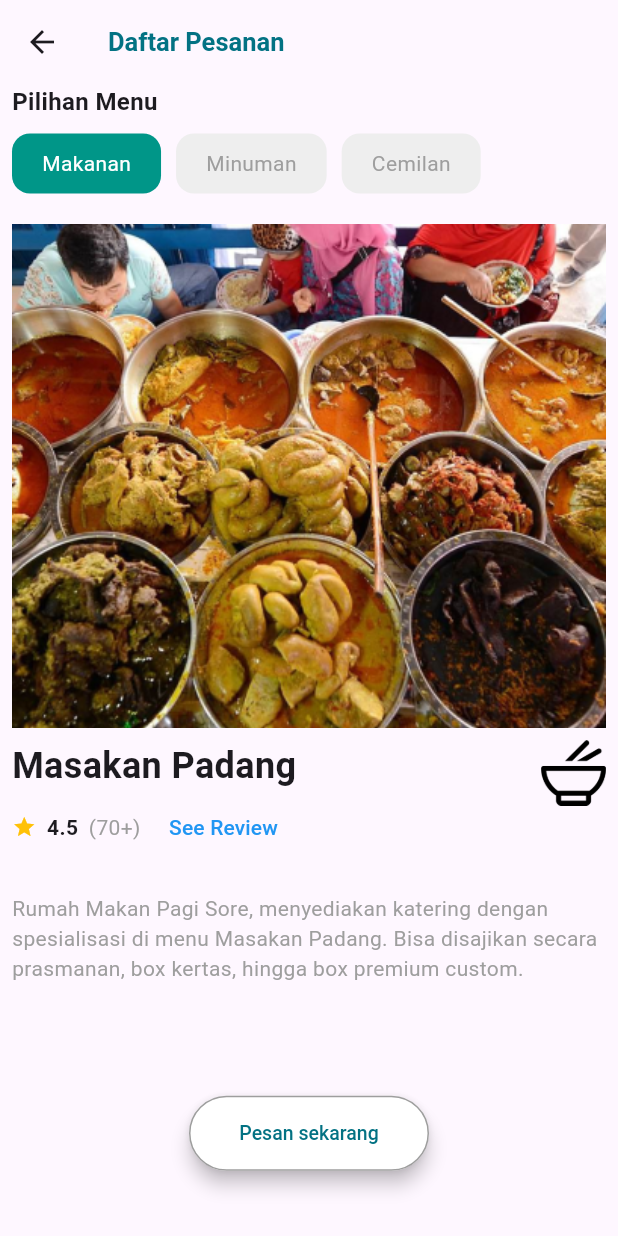
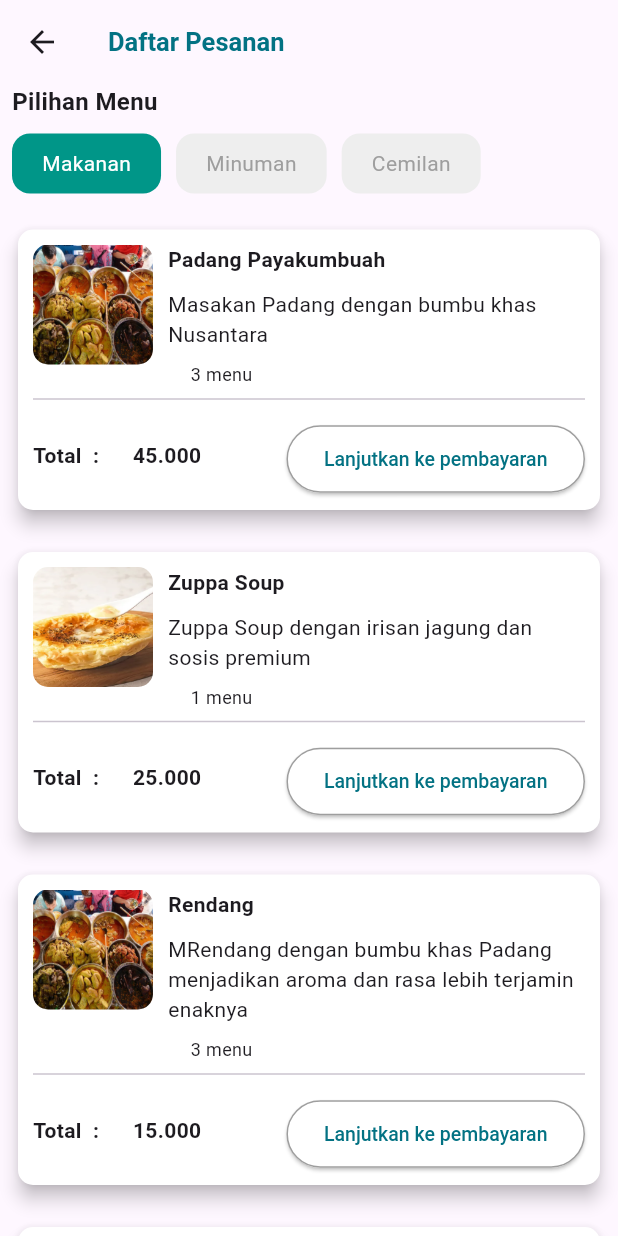
Before and after one commit to Jarvishsoft/MakanYuk, a Flutter app: the DaftarPesanan screen opened directly, on a phone screen of 412 x 824 dp. Run offline on Flutter 3.47's test engine with Material 3 defaults, Android fonts, the phone set to English and light mode, and no system bars; our stand-ins replace bloc, cloud_firestore, firebase_auth, firebase_core, flutter_bloc, get; missing offline and left inert: coupon_uikit; accounts and stored records are empty.

Commit message:
renew update

```diff
--- a/lib/bottomnavbar/pesanan.dart
+++ b/lib/bottomnavbar/pesanan.dart
@@ -1,6 +1,7 @@
 import 'package:coupon_uikit/coupon_uikit.dart';
 import 'package:flutter/material.dart';
 import 'package:makan_yuk/constant/color_const.dart';
+import 'package:makan_yuk/widgets/card_pemesanan.dart';
 
 class DaftarPesanan extends StatefulWidget {
   const DaftarPesanan({super.key});
@@ -75,6 +76,36 @@ class _DaftarPesananState extends State<DaftarPesanan> {
                     _buildMenuButton(2, 'Cemilan'),
                   ],
                 ),
+                const SizedBox(height: 20),
+                PemesananCard(
+                    titleCard: 'Padang Payakumbuah',
+                    jmlMenu: '3 menu',
+                    total: '45.000',
+                    descCard: 'Masakan Padang dengan bumbu khas Nusantara',
+                    imageUrl: 'assets/padang_detail.png'),
+                const SizedBox(height: 20),
+                PemesananCard(
+                    titleCard: 'Zuppa Soup',
+                    jmlMenu: '1 menu',
+                    total: '25.000',
+                    descCard:
+                        'Zuppa Soup dengan irisan jagung dan sosis premium',
+                    imageUrl: 'assets/zuppa.png'),
+                const SizedBox(height: 20),
+                PemesananCard(
+                    titleCard: 'Rendang',
+                    jmlMenu: '3 menu',
+                    total: '15.000',
+                    descCard:
+                        'MRendang dengan bumbu khas Padang menjadikan aroma dan rasa lebih terjamin enaknya',
+                    imageUrl: 'assets/padang_detail.png'),
+                const SizedBox(height: 20),
+                PemesananCard(
+                    titleCard: 'Padang Payakumbuah',
+                    jmlMenu: '3 menu',
+                    total: '45.000',
+                    descCard: 'Masakan Padang dengan bumbu khas Nusantara',
+                    imageUrl: 'assets/padang_detail.png'),
                 const SizedBox(height: 20),
                 Image.asset(
                   'assets/padang_detail.png',
--- a/lib/ui/homemakan.dart
+++ b/lib/ui/homemakan.dart
@@ -1,6 +1,7 @@
 import 'package:coupon_uikit/coupon_uikit.dart';
 import 'package:flutter/material.dart';
 import 'package:get/get.dart';
+import 'package:makan_yuk/cloud/firepage.dart';
 import 'package:makan_yuk/constant/color_const.dart';
 import 'package:makan_yuk/ui/detail_menu.dart';
 import 'package:makan_yuk/ui/gratong.dart';
@@ -156,7 +157,7 @@ class _HomeMakanState extends State<HomeMakan> {
                             ),
                             InkWell(
                               onTap: () {
-                                // Get.to(const DaftarPesanan());
+                                Get.to(FirePage());
                               },
                               child: MiniMenuMakan(
                                 iconMenu: Icons.schedule_outlined,
@@ -181,7 +182,7 @@ class _HomeMakanState extends State<HomeMakan> {
                         const Padding(
                           padding: EdgeInsets.all(12),
                           child: CouponCard(
-                            width: 400,
+                            width: 500,
                             shadow: Shadow(
                               color: Colors.grey,
                               offset: Offset(1, 1),
--- /dev/null
+++ b/lib/widgets/card_pemesanan.dart
@@ -0,0 +1,162 @@
+import 'package:flutter/material.dart';
+import '../constant/color_const.dart';
+
+// ignore: must_be_immutable
+class PemesananCard extends StatefulWidget {
+  final String titleCard;
+
+  final String descCard;
+  final String total;
+  final String imageUrl;
+  final String jmlMenu;
+  Widget? lateImage;
+
+  PemesananCard(
+      {super.key,
+      this.lateImage,
+      required this.titleCard,
+      required this.jmlMenu,
+      required this.total,
+      required this.descCard,
+      required this.imageUrl});
+
+  @override
+  State<PemesananCard> createState() => _PemesananCardState();
+}
+
+class _PemesananCardState extends State<PemesananCard> {
+  @override
+  Widget build(BuildContext context) {
+    return Card(
+      // margin: const EdgeInsets.all(10),
+      shadowColor: Colors.black,
+      clipBehavior: Clip.antiAliasWithSaveLayer,
+      semanticContainer: true,
+      color: Colors.white,
+      surfaceTintColor: Colors.white,
+      elevation: 5,
+      shape: RoundedRectangleBorder(
+        borderRadius: BorderRadius.circular(10),
+      ),
+      child: Padding(
+        padding: const EdgeInsets.all(10),
+        child: Column(
+          children: [
+            Row(
+              mainAxisAlignment: MainAxisAlignment.start,
+              crossAxisAlignment: CrossAxisAlignment.start,
+              children: [
+                ClipRRect(
+                  borderRadius: BorderRadius.all(Radius.circular(10)),
+                  child: Image.asset(
+                    widget.imageUrl,
+                    fit: BoxFit.fill,
+                    height: 80,
+                    width: 80,
+                  ),
+                ),
+                const SizedBox(width: 10),
+                Expanded(
+                  child: Column(
+                    mainAxisAlignment: MainAxisAlignment.start,
+                    crossAxisAlignment: CrossAxisAlignment.start,
+                    children: [
+                      Text(
+                        widget.titleCard,
+                        style: TextStyle(
+                          fontSize: 14,
+                          fontWeight: FontWeight.bold,
+                        ),
+                      ),
+                      const SizedBox(height: 5),
+                      const SizedBox(height: 5),
+                      Text(
+                        widget.descCard,
+                        style: TextStyle(
+                          fontSize: 14,
+                          fontWeight: FontWeight.w400,
+                        ),
+                      ),
+                      const SizedBox(height: 8),
+                      Row(
+                        children: [
+                          const SizedBox(width: 15),
+                          Text(
+                            widget.jmlMenu,
+                            style: TextStyle(
+                              fontSize: 12,
+                              fontWeight: FontWeight.w400,
+                            ),
+                          ),
+                        ],
+                      ),
+                    ],
+                  ),
+                ),
+              ],
+            ),
+            const Divider(),
+            const SizedBox(height: 8),
+            Row(
+              mainAxisAlignment: MainAxisAlignment.spaceBetween,
+              children: [
+                Column(
+                  mainAxisAlignment: MainAxisAlignment.start,
+                  crossAxisAlignment: CrossAxisAlignment.start,
+                  children: [
+                    Row(
+                      children: [
+                        Text(
+                          'Total  :  ',
+                          style: TextStyle(
+                            fontSize: 14,
+                            fontWeight: FontWeight.w700,
+                          ),
+                        ),
+                        const SizedBox(width: 15),
+                        Text(
+                          widget.total,
+                          style: TextStyle(
+                            fontSize: 14,
+                            fontWeight: FontWeight.w700,
+                          ),
+                        ),
+                        const SizedBox(width: 15),
+                      ],
+                    ),
+                    const SizedBox(height: 5, width: 15),
+                  ],
+                ),
+                ElevatedButton(
+                  style: ElevatedButton.styleFrom(
+                    shape: StadiumBorder(
+                      side: BorderSide(color: Colors.grey),
+                    ),
+                    backgroundColor: Colors.white,
+                    padding: const EdgeInsets.symmetric(
+                      vertical: 15,
+                      horizontal: 25,
+                    ),
+                    textStyle: const TextStyle(fontSize: 18),
+                    // elevation: 5,
+                    // shadowColor: Colors.black,
+                    // minimumSize: const Size(160, 50),
+                  ),
+                  onPressed: () {},
+                  child: Text(
+                    'Lanjutkan ke pembayaran',
+                    style: TextStyle(
+                      fontSize: 13,
+                      fontWeight: FontWeight.w500,
+                      color: basicColor,
+                    ),
+                  ),
+                ),
+              ],
+            ),
+          ],
+        ),
+      ),
+    );
+  }
+}
--- a/pubspec.yaml
+++ b/pubspec.yaml
@@ -19,6 +19,7 @@ dependencies:
   firebase_auth: ^5.1.0
   flutter_bloc: ^8.1.6
   bloc: ^8.1.4
+  cloud_firestore: ^5.0.1
 
 dev_dependencies:
   flutter_test:
```
Also changed, not shown: lib/cloud/firepage.dart (added, +98 -0 lines), lib/cloud/firestore_service.dart (added, +9 -0 lines), lib/ui/detail_menu.dart (+0 -10 lines), lib/ui/login.dart (+34 -5 lines), pubspec.lock, 3 other files.
